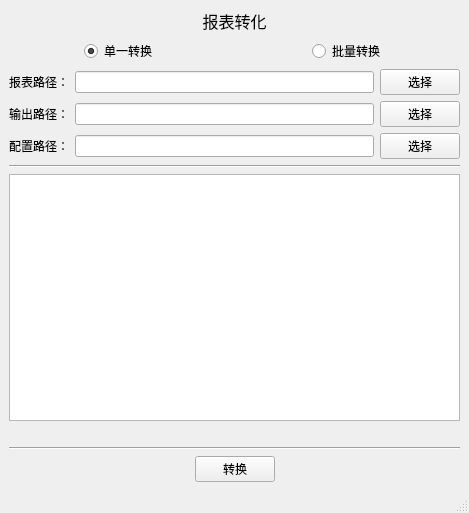
Above: JianCeBaoBiaoZhuanHuan/converter.ui from YouRockMyWorld/Python_Projects before the change. Below: the same form after it.
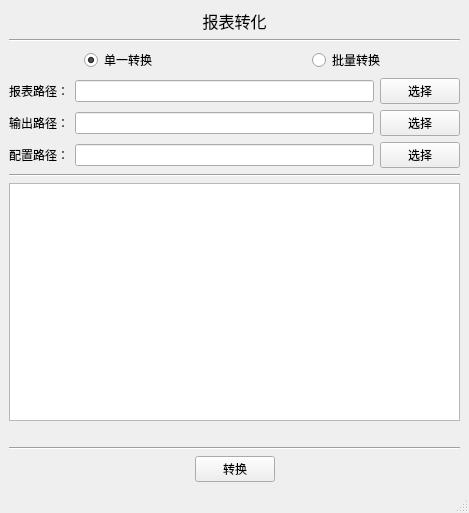
That is the form after the change.

The edit to the form file:
```diff
--- a/JianCeBaoBiaoZhuanHuan/converter.ui
+++ b/JianCeBaoBiaoZhuanHuan/converter.ui
@@ -38,6 +38,13 @@
       </property>
      </widget>
     </item>
+    <item>
+     <widget class="Line" name="line_3">
+      <property name="orientation">
+       <enum>Qt::Horizontal</enum>
+      </property>
+     </widget>
+    </item>
     <item>
      <layout class="QHBoxLayout" name="horizontalLayout_5">
       <item alignment="Qt::AlignHCenter">
```
